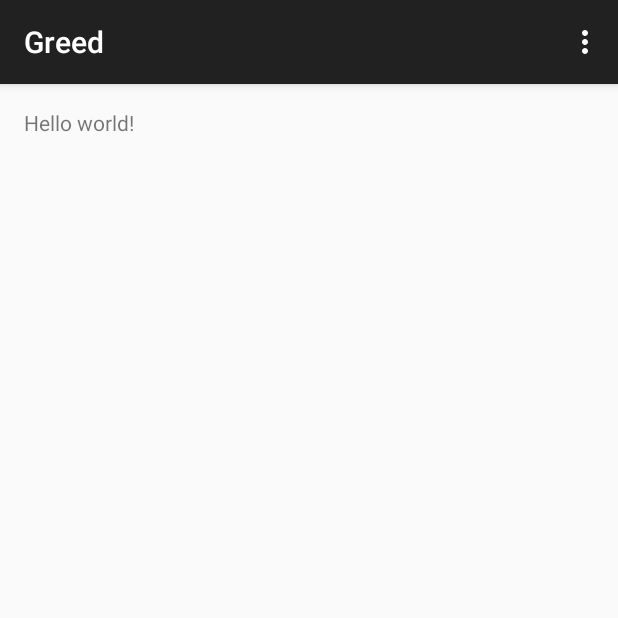
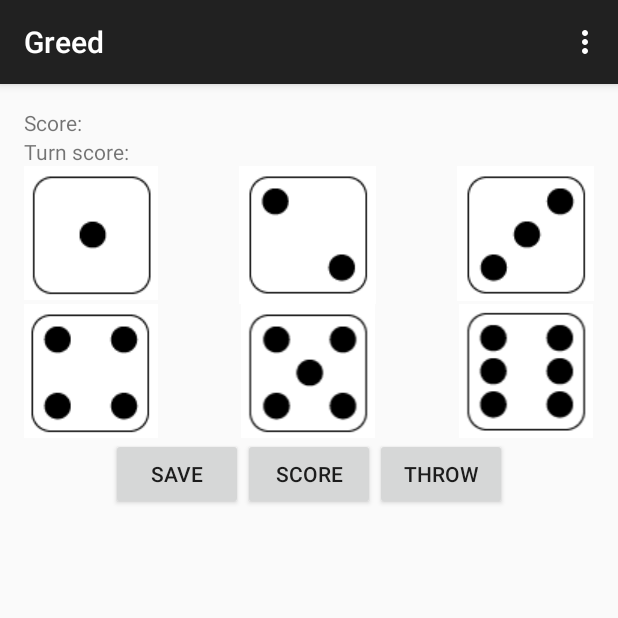
Before and after one commit to axelfriberg/Greed, an Android app: the screen it shows after launch (MainActivity), on a phone screen of 412 x 824 dp, the top half of it. Run offline under Robolectric (Android 15) with nearby library versions, the phone set to English and light mode, and no system bars.

Commit message:
Finished basic UI for the main activity.

```diff
--- a/app/src/main/res/layout/activity_main.xml
+++ b/app/src/main/res/layout/activity_main.xml
@@ -5,7 +5,82 @@
     android:paddingTop="@dimen/activity_vertical_margin"
     android:paddingBottom="@dimen/activity_vertical_margin" tools:context=".MainActivity">
 
-    <TextView android:text="@string/hello_world" android:layout_width="wrap_content"
+    <TextView android:id="@+id/score_textview"
+        android:text="@string/score_text"
+        android:layout_width="wrap_content"
         android:layout_height="wrap_content" />
 
+    <TextView android:id="@+id/turn_score_textview"
+        android:layout_below="@id/score_textview"
+        android:text="@string/turn_score_text"
+        android:layout_width="wrap_content"
+        android:layout_height="wrap_content" />
+
+    <TableLayout
+        android:id="@+id/dice_layout"
+        android:layout_below="@id/turn_score_textview"
+        android:layout_width="wrap_content"
+        android:layout_height="wrap_content"
+        android:stretchColumns="1">
+
+        <TableRow>
+            <ImageView
+                android:id="@+id/dice1"
+                android:src="@drawable/white1">
+            </ImageView>
+
+            <ImageView
+                android:id="@+id/dice2"
+                android:src="@drawable/white2">
+            </ImageView>
+
+            <ImageView
+                android:id="@+id/dice3"
+                android:src="@drawable/white3">
+            </ImageView>
+        </TableRow>
+
+        <TableRow>
+            <ImageView
+                android:id="@+id/dice4"
+                android:src="@drawable/white4">
+            </ImageView>
+
+            <ImageView
+                android:id="@+id/dice5"
+                android:src="@drawable/white5">
+            </ImageView>
+
+            <ImageView
+                android:id="@+id/dice6"
+                android:src="@drawable/white6">
+            </ImageView>
+        </TableRow>
+
+    </TableLayout>
+
+    <LinearLayout
+        android:layout_below="@id/dice_layout"
+        android:orientation="horizontal"
+        android:layout_width="wrap_content"
+        android:layout_height="wrap_content"
+        android:layout_centerHorizontal="true">
+
+
+        <Button android:id="@+id/save_button"
+            android:text="@string/save_button"
+            android:layout_width="wrap_content"
+            android:layout_height="wrap_content" />
+
+        <Button android:id="@+id/score_button"
+            android:text="@string/score_button"
+            android:layout_width="wrap_content"
+            android:layout_height="wrap_content" />
+
+        <Button android:id="@+id/throw_button"
+            android:text="@string/throw_button"
+            android:layout_width="wrap_content"
+            android:layout_height="wrap_content" />
+    </LinearLayout>
+
 </RelativeLayout>
--- a/app/src/main/res/values/strings.xml
+++ b/app/src/main/res/values/strings.xml
@@ -4,4 +4,9 @@
     <string name="hello_world">Hello world!</string>
     <string name="action_settings">Settings</string>
     <string name="title_activity_winning">WinningActivity</string>
+    <string name="score_text">Score: </string>
+    <string name="turn_score_text">Turn score: </string>
+    <string name="score_button">Score</string>
+    <string name="save_button">Save</string>
+    <string name="throw_button">Throw</string>
 </resources>
```
Also changed, not shown: app/src/main/res/drawable/grey1.png (added), app/src/main/res/drawable/grey2.png (added), app/src/main/res/drawable/grey3.png (added), app/src/main/res/drawable/grey4.png (added), app/src/main/res/drawable/grey5.png (added), app/src/main/res/drawable/grey6.png (added), app/src/main/res/drawable/red1.png (added), app/src/main/res/drawable/red2.png (added), app/src/main/res/drawable/red3.png (added), app/src/main/res/drawable/red4.png (added), app/src/main/res/drawable/red5.png (added), app/src/main/res/drawable/red6.png (added), app/src/main/res/drawable/white1.png (added), app/src/main/res/drawable/white2.png (added), 4 more files, 1 other file.
